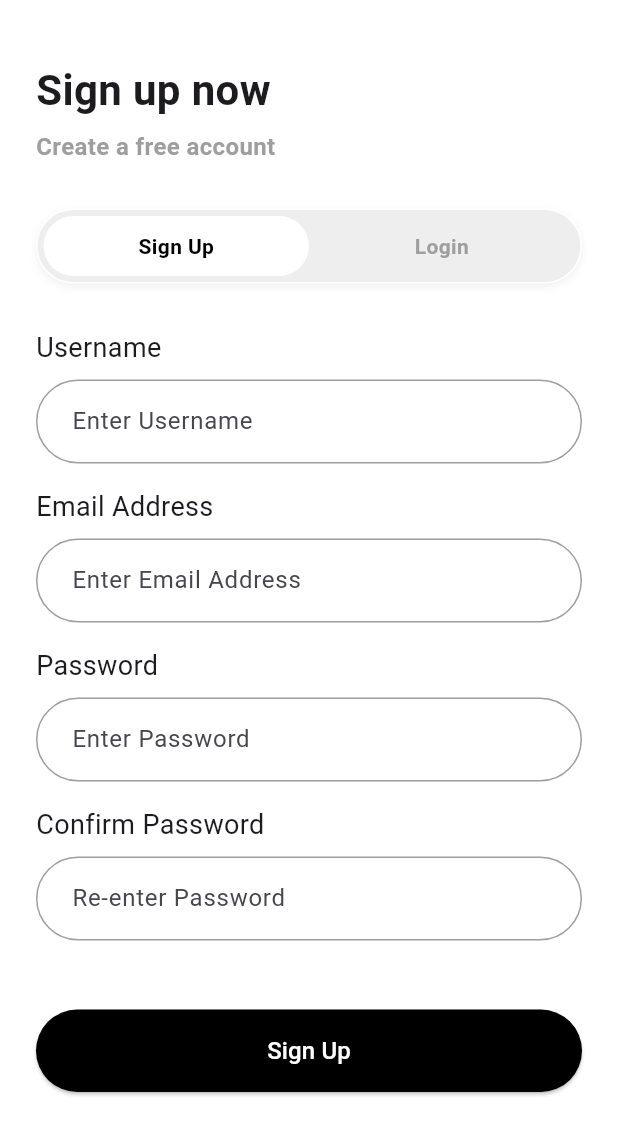
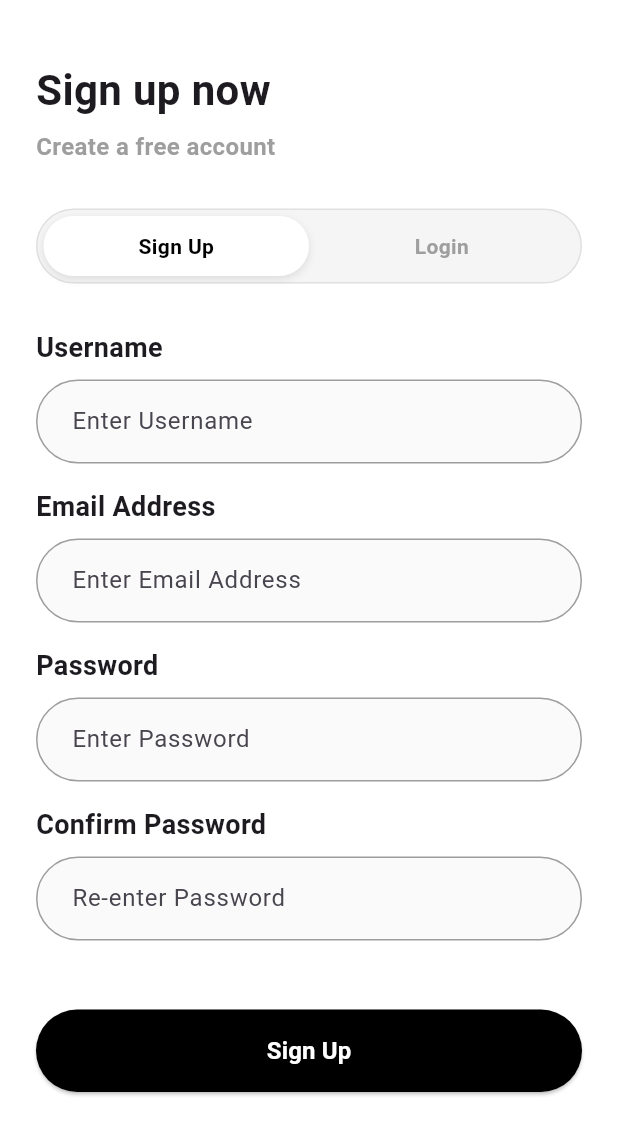
Before and after one commit to Joe30v/EDUVANCE, a Flutter app: the screen it shows after launch, after a tap on "Sign Up", on a phone screen of 412 x 824 dp. Shown: the top 1135 px of the screen. Run offline on Flutter 3.47's test engine with Material 3 defaults, Android fonts, the phone set to English and light mode, and no system bars; our stand-ins replace cloud_firestore, firebase_auth, firebase_core; missing offline and left inert: mailer; accounts and stored records are empty.

Commit message:
fix the box issue

```diff
--- a/lib/AuthPage.dart
+++ b/lib/AuthPage.dart
@@ -24,6 +24,8 @@ class _AuthPageState extends State<AuthPage> {
     return InputDecoration(
       hintText: hint,
       contentPadding: const EdgeInsets.symmetric(horizontal: 20, vertical: 16),
+      filled: true,
+      fillColor: Colors.grey.shade50,
       border: OutlineInputBorder(borderRadius: BorderRadius.circular(30)),
       enabledBorder: OutlineInputBorder(
         borderRadius: BorderRadius.circular(30),
@@ -35,7 +37,7 @@ class _AuthPageState extends State<AuthPage> {
       ),
       errorBorder: OutlineInputBorder(
         borderRadius: BorderRadius.circular(30),
-        borderSide: const BorderSide(color: Color.fromARGB(255, 255, 17, 0)),
+        borderSide: const BorderSide(color: Colors.red),
       ),
     );
   }
@@ -66,21 +68,14 @@ class _AuthPageState extends State<AuthPage> {
                 ),
                 const SizedBox(height: 30),
 
-                // TOGGLE
+                // TOGGLE BUTTON
                 Container(
                   height: 50,
                   padding: const EdgeInsets.all(4),
                   decoration: BoxDecoration(
-                    color: Colors.grey.shade200,
+                    color: Colors.grey.shade100,
                     borderRadius: BorderRadius.circular(30),
-                    border: Border.all(color: Colors.white),
-                    boxShadow: const [
-                      BoxShadow(
-                        color: Color.fromARGB(31, 129, 129, 129),
-                        blurRadius: 4,
-                        offset: Offset(0, 2),
-                      ),
-                    ],
+                    border: Border.all(color: Colors.grey.shade300),
                   ),
                   child: Row(
                     children: [
@@ -92,36 +87,35 @@ class _AuthPageState extends State<AuthPage> {
 
                 const SizedBox(height: 30),
 
+                // USERNAME FIELD (Only for Sign Up)
                 if (!isLogin) ...[
-                  const Text("Username", style: TextStyle(fontSize: 18)),
+                  const Text("Username", style: TextStyle(fontSize: 18, fontWeight: FontWeight.w600)),
                   const SizedBox(height: 8),
                   TextFormField(
                     controller: usernameController,
                     decoration: inputDecoration("Enter Username"),
                     validator: (v) =>
-                        v == null || v.isEmpty ? "Username is Required" : null,
+                        v == null || v.trim().isEmpty ? "Username is Required" : null,
                   ),
                   const SizedBox(height: 16),
                 ],
 
-                const Text("Email Address", style: TextStyle(fontSize: 18)),
+                const Text("Email Address", style: TextStyle(fontSize: 18, fontWeight: FontWeight.w600)),
                 const SizedBox(height: 8),
                 TextFormField(
                   controller: emailController,
                   autovalidateMode: AutovalidateMode.onUserInteraction,
                   decoration: inputDecoration("Enter Email Address"),
                   validator: (v) {
-                    final email = v?.trim() ?? '';
-                    if (email.isEmpty) return "Email Address is Required";
-                    final emailRegex = RegExp(r'^[\w\.\-]+@([\w\-]+\.)+[\w\-]{2,}$');
-                    if (!emailRegex.hasMatch(email)) return "Enter a valid email address";
+                    if (v == null || v.trim().isEmpty) return "Email is Required";
+                    if (!v.contains('@')) return "Enter a valid email";
                     return null;
                   },
                 ),
 
                 const SizedBox(height: 16),
 
-                const Text("Password", style: TextStyle(fontSize: 18)),
+                const Text("Password", style: TextStyle(fontSize: 18, fontWeight: FontWeight.w600)),
                 const SizedBox(height: 8),
                 TextFormField(
                   controller: passwordController,
@@ -129,16 +123,15 @@ class _AuthPageState extends State<AuthPage> {
                   obscureText: true,
                   decoration: inputDecoration("Enter Password"),
                   validator: (v) {
-                    final pass = v ?? '';
-                    if (pass.isEmpty) return "Password is Required";
-                    if (!isLogin && pass.length < 6) return "Password must be 6+ chars";
+                    if (v == null || v.isEmpty) return "Password is Required";
+                    if (!isLogin && v.length < 6) return "Password must be 6+ chars";
                     return null;
                   },
                 ),
 
                 if (!isLogin) ...[
                   const SizedBox(height: 16),
-                  const Text("Confirm Password", style: TextStyle(fontSize: 18)),
+                  const Text("Confirm Password", style: TextStyle(fontSize: 18, fontWeight: FontWeight.w600)),
                   const SizedBox(height: 8),
                   TextFormField(
                     controller: confirmPasswordController,
@@ -159,6 +152,7 @@ class _AuthPageState extends State<AuthPage> {
                     children: [
                       Checkbox(
                         value: rememberMe,
+                        activeColor: Colors.black,
                         onChanged: (v) => setState(() => rememberMe = v!),
                       ),
                       const Text("Keep me signed in", style: TextStyle(fontSize: 14)),
@@ -174,7 +168,7 @@ class _AuthPageState extends State<AuthPage> {
                         },
                         child: const Text(
                           "Forgot Password?",
-                          style: TextStyle(color: Colors.grey, fontSize: 14),
+                          style: TextStyle(color: Colors.grey, fontSize: 14, fontWeight: FontWeight.bold),
                         ),
                       ),
                     ],
@@ -200,25 +194,43 @@ class _AuthPageState extends State<AuthPage> {
 
                             try {
                               if (isLogin) {
+                                // LOGIN LOGIC
                                 await FirebaseAuth.instance.signInWithEmailAndPassword(
                                   email: emailController.text.trim(),
                                   password: passwordController.text,
                                 );
                               } else {
+                                // SIGN UP LOGIC
                                 UserCredential cred = await FirebaseAuth.instance.createUserWithEmailAndPassword(
                                   email: emailController.text.trim(),
                                   password: passwordController.text,
                                 );
+
+                                // CRITICAL: Save the username!
                                 await cred.user?.updateDisplayName(usernameController.text.trim());
-                                // We sign out so AuthGate sees the user change properly
+                                await cred.user?.reload(); // Refresh to ensure it's saved locally
+
+                                // Sign out so they can log in fresh (triggers proper data load)
                                 await FirebaseAuth.instance.signOut();
+
                                 if (mounted) {
-                                  setState(() { isLogin = true; });
-                                  ScaffoldMessenger.of(context).showSnackBar(const SnackBar(content: Text("Account Created! Please Login.")));
+                                  setState(() {
+                                    isLogin = true;
+                                    _formKey.currentState?.reset();
+                                    usernameController.clear();
+                                    emailController.clear();
+                                    passwordController.clear();
+                                    confirmPasswordController.clear();
+                                  });
+                                  ScaffoldMessenger.of(context).showSnackBar(
+                                    const SnackBar(content: Text("Account Created Successfully! Please Login."))
+                                  );
                                 }
                               }
                             } on FirebaseAuthException catch (e) {
-                              ScaffoldMessenger.of(context).showSnackBar(SnackBar(content: Text(e.message ?? "Error")));
+                              ScaffoldMessenger.of(context).showSnackBar(
+                                SnackBar(content: Text(e.message ?? "Authentication Error"))
+                              );
                             } finally {
                               if (mounted) setState(() => _isLoading = false);
                             }
@@ -227,7 +239,7 @@ class _AuthPageState extends State<AuthPage> {
                         ? const CircularProgressIndicator(color: Colors.white)
                         : Text(
                             isLogin ? "Login" : "Sign Up",
-                            style: const TextStyle(color: Colors.white, fontSize: 16),
+                            style: const TextStyle(color: Colors.white, fontSize: 16, fontWeight: FontWeight.bold),
                           ),
                   ),
                 ),
@@ -254,11 +266,18 @@ class _AuthPageState extends State<AuthPage> {
           decoration: BoxDecoration(
             color: selected ? Colors.white : Colors.transparent,
             borderRadius: BorderRadius.circular(30),
+            boxShadow: selected ? [
+              BoxShadow(
+                color: Colors.black.withOpacity(0.1),
+                blurRadius: 4,
+                offset: const Offset(0, 2)
+              )
+            ] : null,
           ),
           child: Text(
             text,
             style: TextStyle(
-              fontWeight: FontWeight.w600,
+              fontWeight: FontWeight.w700,
               color: selected ? Colors.black : Colors.grey,
             ),
           ),
```
Also changed, not shown: lib/DashboardPage.dart (+79 -62 lines).
